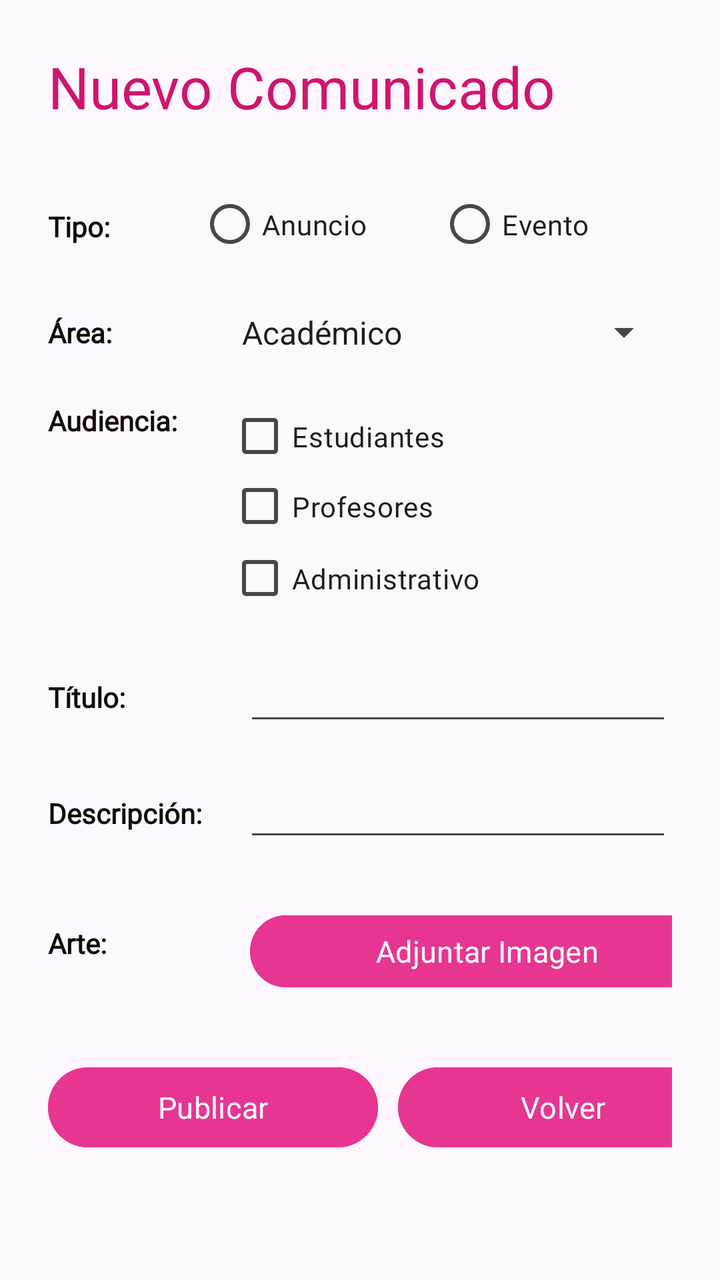
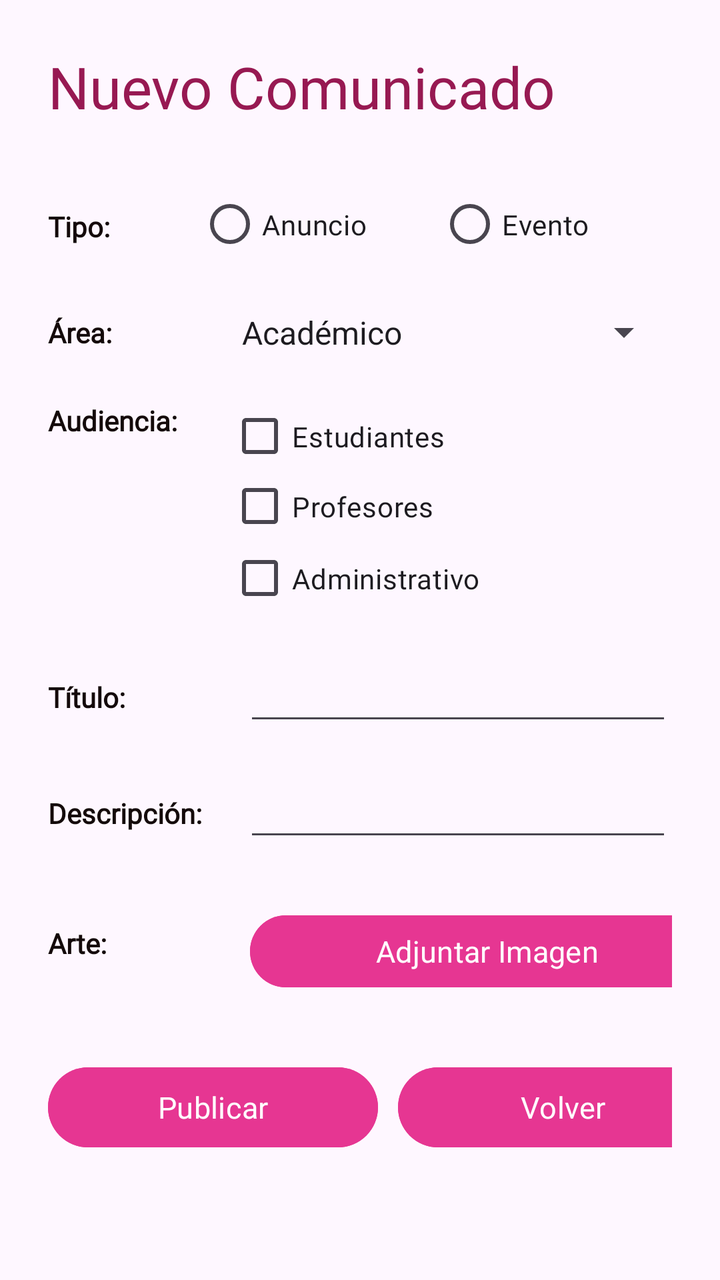

Compare the two renders of this Android layout. The source of the first and the diff that turns it into the second are given below.
<!-- AndroidManifest.xml: application theme Theme.POO4_2P_BOZZA_REYES -->
<!-- res/layout/activity_publicarcomunicados.xml -->
<?xml version="1.0" encoding="utf-8"?>
<ScrollView xmlns:android="http://schemas.android.com/apk/res/android"
    android:layout_width="match_parent"
    android:layout_height="match_parent"
    xmlns:app="http://schemas.android.com/apk/res-auto"
    android:padding="24dp">

    <LinearLayout
        android:orientation="vertical"
        android:layout_width="match_parent"
        android:layout_height="wrap_content">

        <TextView
            android:id="@+id/textView4"
            android:layout_width="match_parent"
            android:layout_height="match_parent"
            android:fontFamily="@font/balsamiq_sans_bold"
            android:text="Nuevo Comunicado"
            android:textColor="#CE156F"
            android:textColorLink="#C49818"
            android:textSize="29sp" />

        <Space
            android:layout_width="match_parent"
            android:layout_height="32dp" />

        <LinearLayout
            android:layout_width="match_parent"
            android:layout_height="match_parent"
            android:orientation="horizontal">

            <TextView
                android:id="@+id/textView10"
                android:layout_width="95dp"
                android:layout_height="wrap_content"
                android:layout_gravity="center"
                android:layout_weight="1"
                android:fontFamily="@font/balsamiq_sans_bold"
                android:text="Tipo:"
                android:textColor="#140A0A"
                android:textSize="14sp"
                android:textStyle="bold" />

            <LinearLayout
                android:layout_width="237dp"
                android:layout_height="37dp"
                android:orientation="vertical">

                <RadioGroup
                    android:id="@+id/rgTipo"
                    android:layout_width="match_parent"
                    android:layout_height="wrap_content"
                    android:orientation="horizontal">

                    <RadioButton
                        android:id="@+id/rbAnuncio"
                        android:layout_width="120dp"
                        android:layout_height="35dp"
                        android:fontFamily="@font/balsamiq_sans"
                        android:text="Anuncio" />

                    <RadioButton
                        android:id="@+id/rbEvento"
                        android:layout_width="117dp"
                        android:layout_height="35dp"
                        android:fontFamily="@font/balsamiq_sans"
                        android:text="Evento" />

                </RadioGroup>
            </LinearLayout>
        </LinearLayout>


        <Space
            android:layout_width="match_parent"
            android:layout_height="20dp" />

        <LinearLayout
            android:layout_width="match_parent"
            android:layout_height="29dp"
            android:orientation="horizontal">

            <TextView
                android:id="@+id/textView11"
                android:layout_width="89dp"
                android:layout_height="wrap_content"
                android:layout_gravity="center"
                android:fontFamily="@font/balsamiq_sans_bold"
                android:text="Área:"
                android:textColor="#140A0A"
                android:textStyle="bold" />

            <LinearLayout
                android:layout_width="match_parent"
                android:layout_height="match_parent"
                android:orientation="vertical">

                <Spinner
                    android:id="@+id/spArea"
                    android:fontFamily="@font/balsamiq_sans"
                    android:layout_width="match_parent"
                    android:layout_height="match_parent"
                    android:entries="@array/spinner_opciones_array" />
            </LinearLayout>
        </LinearLayout>

        <Space
            android:layout_width="match_parent"
            android:layout_height="20dp" />

        <LinearLayout
            android:layout_width="match_parent"
            android:layout_height="wrap_content"
            android:orientation="horizontal">

            <TextView
                android:id="@+id/textView12"
                android:layout_width="90dp"
                android:layout_height="wrap_content"
                android:fontFamily="@font/balsamiq_sans_bold"
                android:text="Audiencia:"
                android:textColor="#140A0A"
                android:textStyle="bold" />

            <LinearLayout
                android:layout_width="match_parent"
                android:layout_height="109dp"
                android:orientation="vertical">

                <CheckBox
                    android:id="@+id/checkbox_estudiantes"
                    android:layout_width="match_parent"
                    android:layout_height="35dp"
                    android:fontFamily="@font/balsamiq_sans"
                    android:text="Estudiantes" />

                <CheckBox
                    android:id="@+id/checkbox_profesores"
                    android:layout_width="match_parent"
                    android:layout_height="35dp"
                    android:fontFamily="@font/balsamiq_sans"
                    android:text="Profesores" />

                <CheckBox
                    android:id="@+id/checkbox_administrativo"
                    android:layout_width="match_parent"
                    android:layout_height="37dp"
                    android:fontFamily="@font/balsamiq_sans"
                    android:text="Administrativo" />
            </LinearLayout>
        </LinearLayout>

        <LinearLayout
            android:id="@+id/layoutEvento"
            android:orientation="vertical"
            android:layout_width="match_parent"
            android:layout_height="wrap_content"
            android:visibility="gone">

            <TextView
                android:layout_width="wrap_content"
                android:layout_height="wrap_content"
                android:text="Lugar del Evento:"
                android:textSize="16sp"
                android:fontFamily="@font/balsamiq_sans"
                android:layout_marginTop="8dp"/>

            <EditText
                android:id="@+id/etLugarEvento"
            android:layout_width="match_parent"
            android:layout_height="wrap_content"
            android:fontFamily="@font/balsamiq_sans"
            android:hint="Ingresa el lugar"
            android:inputType="text" />

            <TextView
                android:layout_width="wrap_content"
                android:layout_height="wrap_content"
                android:text="Fecha del Evento:"
                android:fontFamily="@font/balsamiq_sans"
                android:textSize="16sp"
                android:layout_marginTop="8dp"/>

            <DatePicker
                android:id="@+id/datePickerEvento"
                android:fontFamily="@font/balsamiq_sans"
                android:layout_width="match_parent"
                android:layout_height="wrap_content"
                android:calendarViewShown="false" /> 
        </LinearLayout>

        <LinearLayout
            android:id="@+id/layoutAnuncio"
            android:orientation="vertical"
            android:layout_width="match_parent"
            android:layout_height="wrap_content"
            android:visibility="gone">

            <TextView
                android:layout_width="wrap_content"
                android:layout_height="wrap_content"
                android:text="Nivel de Urgencia:"
                android:textSize="16sp"
                android:layout_marginTop="8dp"/>

            <Spinner
                android:id="@+id/spUrgencia"
                android:layout_width="match_parent"
                android:layout_height="wrap_content"
                android:entries="@array/spinner_urgencia_array" />
        </LinearLayout>

        <Space
            android:layout_width="match_parent"
            android:layout_height="20dp" />
        <LinearLayout
            android:layout_width="match_parent"
            android:layout_height="match_parent"
            android:orientation="horizontal">

            <TextView
                android:id="@+id/TextV_titulo"
                android:layout_width="98dp"
                android:layout_height="wrap_content"
                android:layout_gravity="center"
                android:fontFamily="@font/balsamiq_sans_bold"
                android:text="Título:"
                android:textColor="#140A0A"
                android:textStyle="bold" />

            <LinearLayout
                android:layout_width="match_parent"
                android:layout_height="38dp"
                android:orientation="vertical">

                <EditText
                    android:id="@+id/edit_text_titulo"
                    android:layout_width="match_parent"
                    android:layout_height="match_parent"
                    android:ems="10"
                    android:fontFamily="@font/balsamiq_sans_bold"
                    android:inputType="text"
                    android:textSize="14sp" />
            </LinearLayout>
        </LinearLayout>

        <Space
            android:layout_width="match_parent"
            android:layout_height="20dp" />
        <LinearLayout
            android:layout_width="match_parent"
            android:layout_height="match_parent"
            android:orientation="horizontal">

            <TextView
                android:id="@+id/TextV_descripcion"
                android:layout_width="98dp"
                android:layout_height="wrap_content"
                android:layout_gravity="center"
                android:fontFamily="@font/balsamiq_sans_bold"
                android:text="Descripción:"
                android:textColor="#140A0A"
                android:textStyle="bold" />

            <LinearLayout
                android:layout_width="match_parent"
                android:layout_height="38dp"
                android:orientation="vertical">

                <EditText
                    android:id="@+id/edit_text_descripcion"
                    android:layout_width="match_parent"
                    android:layout_height="match_parent"
                    android:ems="10"
                    android:fontFamily="@font/balsamiq_sans_bold"
                    android:inputType="text"
                    android:textSize="14sp" />
            </LinearLayout>
        </LinearLayout>

        <Space
            android:layout_width="match_parent"
            android:layout_height="20dp" />
        <LinearLayout
            android:layout_width="match_parent"
            android:layout_height="wrap_content"
            android:orientation="horizontal">

            <TextView
                android:id="@+id/TextViewArte"
                android:layout_width="101dp"
                android:layout_height="wrap_content"
                android:layout_gravity="center"
                android:fontFamily="@font/balsamiq_sans_bold"
                android:text="Arte:"
                android:textColor="#140A0A"
                android:textSize="14sp"
                android:textStyle="bold" />

            <Button
                android:id="@+id/btnSeleccionarImagen"
                android:layout_width="237dp"
                android:layout_height="44dp"
                android:layout_marginTop="8dp"
                android:backgroundTint="#E63692"
                android:fontFamily="@font/balsamiq_sans"
                android:text="Adjuntar Imagen"
                android:textSize="15dp" />
        </LinearLayout>

        <Space
            android:layout_width="match_parent"
            android:layout_height="32dp" />

        <LinearLayout
            android:layout_width="match_parent"
            android:layout_height="match_parent"
            android:orientation="horizontal">

            <Button
                android:id="@+id/btnPublicar"
                android:layout_width="165dp"
                android:layout_height="wrap_content"
                android:backgroundTint="#E63692"
                android:fontFamily="@font/balsamiq_sans"
                android:text="Publicar"
                android:textSize="15dp" />

            <Space
                android:layout_width="10dp"
                android:layout_height="match_parent" />

            <Button
                android:id="@+id/btnVolver"
                android:layout_width="165dp"
                android:layout_height="wrap_content"
                android:backgroundTint="#E63692"
                android:fontFamily="@font/balsamiq_sans"
                android:text="Volver"
                android:textSize="15dp"
                app:rippleColor="#6430F2" />
        </LinearLayout>

    </LinearLayout>
</ScrollView>
<!-- resources referenced by this layout -->
<resources>
  <string-array name="spinner_opciones_array">
          <item>Académico</item>
          <item>Educativo</item>
          <item>Investigación</item>
          <item>Vinculación</item>
          <item>Capacitación</item>
          <item>Deportes</item>
          <item>Cultura</item>
          <item>Servicios/Productos</item>
      </string-array>
  <string-array name="spinner_urgencia_array">
          <item>alta</item>
          <item>media</item>
          <item>baja</item>
      </string-array>
  <style name="Theme.POO4_2P_BOZZA_REYES" parent="Base.Theme.POO4_2P_BOZZA_REYES" />
  <style name="Base.Theme.POO4_2P_BOZZA_REYES" parent="Theme.Material3.DayNight.NoActionBar">
          
          
      </style>
</resources>

<!-- the commit's change to res/layout/activity_publicarcomunicados.xml (unified diff, before → after) -->
@@ -16,7 +16,7 @@
             android:layout_height="match_parent"
             android:fontFamily="@font/balsamiq_sans_bold"
             android:text="Nuevo Comunicado"
-            android:textColor="#CE156F"
+            android:textColor="#971952"
             android:textColorLink="#C49818"
             android:textSize="29sp" />
 
